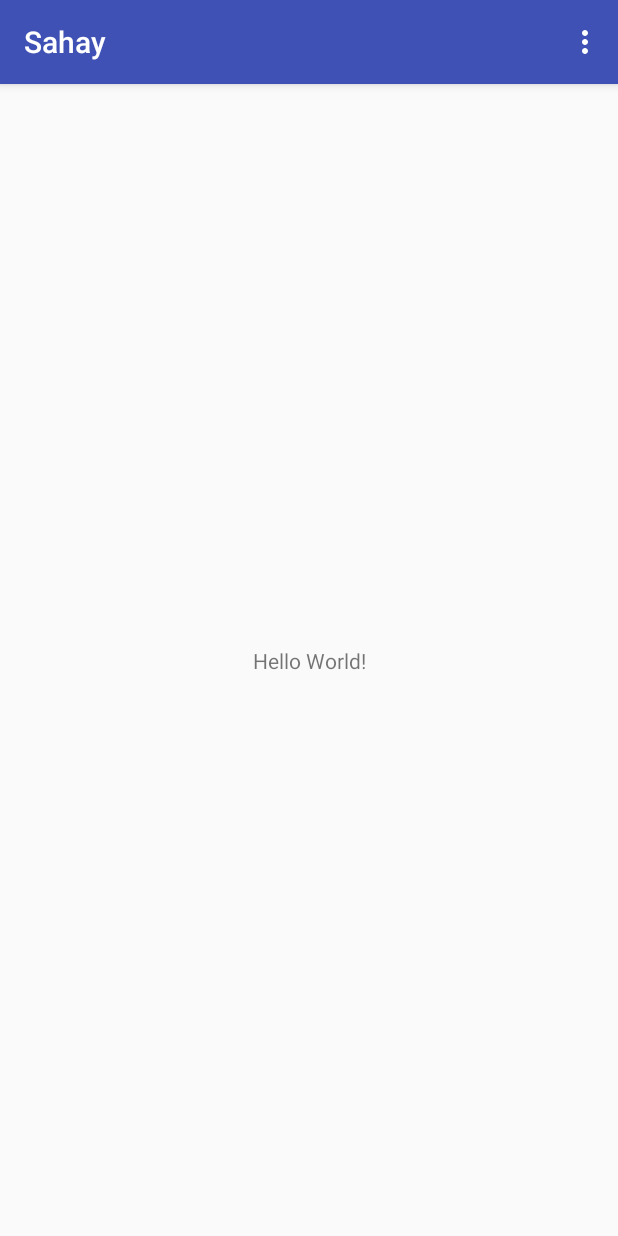
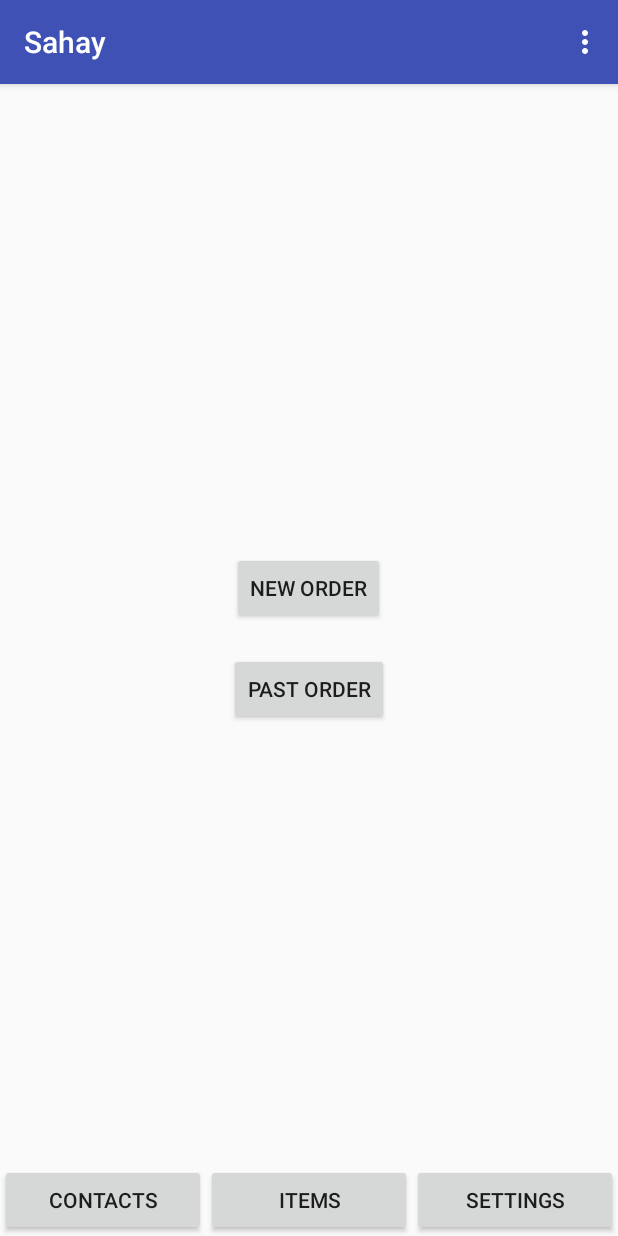
Before and after one commit to karthikcool93/Sahay-Android, an Android app: the screen it shows after launch (MainActivity), on a phone screen of 412 x 824 dp. Run offline under Robolectric (Android 15) with nearby library versions, the phone set to English and light mode, and no system bars; our stand-ins replace sdp/ssp sizes.

Commit message:
screens adding in progress

```diff
--- a/app/build.gradle
+++ b/app/build.gradle
@@ -27,5 +27,7 @@ dependencies {
     compile 'com.android.support:appcompat-v7:26.+'
     compile 'com.android.support.constraint:constraint-layout:1.0.2'
     compile 'com.android.support:design:26.+'
+    compile 'com.intuit.ssp:ssp-android:1.0.4'
+    compile 'com.intuit.sdp:sdp-android:1.0.4'
     testCompile 'junit:junit:4.12'
 }
--- /dev/null
+++ b/app/src/main/java/com/aark/apps/sahay/HomeScreenFragment.java
@@ -0,0 +1,22 @@
+package com.aark.apps.sahay;
+
+import android.os.Bundle;
+import android.support.v4.app.Fragment;
+import android.view.LayoutInflater;
+import android.view.View;
+import android.view.ViewGroup;
+
+/**
+ * A placeholder fragment containing a simple view.
+ */
+public class HomeScreenFragment extends Fragment {
+
+    public HomeScreenFragment() {
+    }
+
+    @Override
+    public View onCreateView(LayoutInflater inflater, ViewGroup container,
+                             Bundle savedInstanceState) {
+        return inflater.inflate(R.layout.home_screen_fragment, container, false);
+    }
+}
--- a/app/src/main/java/com/aark/apps/sahay/MainActivityFragment.java
+++ b/app/src/main/java/com/aark/apps/sahay/LoginFragment.java
@@ -9,14 +9,14 @@ import android.view.ViewGroup;
 /**
  * A placeholder fragment containing a simple view.
  */
-public class MainActivityFragment extends Fragment {
+public class LoginFragment extends Fragment {
 
-    public MainActivityFragment() {
+    public LoginFragment() {
     }
 
     @Override
     public View onCreateView(LayoutInflater inflater, ViewGroup container,
                              Bundle savedInstanceState) {
-        return inflater.inflate(R.layout.fragment_main, container, false);
+        return inflater.inflate(R.layout.login_fragment, container, false);
     }
 }
--- a/app/src/main/java/com/aark/apps/sahay/MainActivity.java
+++ b/app/src/main/java/com/aark/apps/sahay/MainActivity.java
@@ -1,15 +1,17 @@
 package com.aark.apps.sahay;
 
 import android.os.Bundle;
-import android.support.design.widget.FloatingActionButton;
-import android.support.design.widget.Snackbar;
+import android.support.v4.app.Fragment;
 import android.support.v7.app.AppCompatActivity;
 import android.support.v7.widget.Toolbar;
-import android.view.View;
 import android.view.Menu;
 import android.view.MenuItem;
 
+import com.aark.apps.sahay.utilities.SharedPreference;
+
 public class MainActivity extends AppCompatActivity {
+
+    SharedPreference sp;
 
     @Override
     protected void onCreate(Bundle savedInstanceState) {
@@ -18,14 +20,19 @@ public class MainActivity extends AppCompatActivity {
         Toolbar toolbar = (Toolbar) findViewById(R.id.toolbar);
         setSupportActionBar(toolbar);
 
-        FloatingActionButton fab = (FloatingActionButton) findViewById(R.id.fab);
-        fab.setOnClickListener(new View.OnClickListener() {
-            @Override
-            public void onClick(View view) {
-                Snackbar.make(view, "Replace with your own action", Snackbar.LENGTH_LONG)
-                        .setAction("Action", null).show();
-            }
-        });
+        sp = new SharedPreference(this);
+        sp.setAPI_KEY("sdaasd");
+        Fragment fragment;
+        if (sp.getAPI_KEY() == null) {
+            fragment = new LoginFragment();
+        } else {
+            fragment = new HomeScreenFragment();
+        }
+        getSupportFragmentManager()
+                .beginTransaction()
+                .add(R.id.fragment, fragment)
+                .addToBackStack(null)
+                .commit();
     }
 
     @Override
--- a/app/src/main/java/com/aark/apps/sahay/utilities/SharedPreference.java
+++ b/app/src/main/java/com/aark/apps/sahay/utilities/SharedPreference.java
@@ -13,9 +13,23 @@ public class SharedPreference {
     private SharedPreferences pref;
     private Context _context;
 
+    private final String API_KEY = "api_key";
+
     public SharedPreference(Context context) {
         this._context = context;
         int PRIVATE_MODE = 0;
-//        pref = context.getSharedPreferences(context.getString(R.string.shared_preference_name), PRIVATE_MODE);
+        pref = context.getSharedPreferences(context.getString(R.string.shared_preference_name), PRIVATE_MODE);
     }
+
+    public void setAPI_KEY(String key) {
+        SharedPreferences.Editor editor = pref.edit();
+        editor.putString(API_KEY, key);
+        editor.apply();
+    }
+
+    public String getAPI_KEY() {
+        return pref.getString(API_KEY, null);
+    }
+
+
 }
--- a/app/src/main/res/layout/activity_main.xml
+++ b/app/src/main/res/layout/activity_main.xml
@@ -7,6 +7,7 @@
     tools:context="com.aark.apps.sahay.MainActivity">
 
     <android.support.design.widget.AppBarLayout
+        android:id="@+id/topPanel"
         android:layout_width="match_parent"
         android:layout_height="wrap_content"
         android:theme="@style/AppTheme.AppBarOverlay">
@@ -20,6 +21,12 @@
 
     </android.support.design.widget.AppBarLayout>
 
-    <include layout="@layout/content_main" />
+    <FrameLayout xmlns:android="http://schemas.android.com/apk/res/android"
+        xmlns:app="http://schemas.android.com/apk/res-auto"
+        xmlns:tools="http://schemas.android.com/tools"
+        android:id="@+id/fragment"
+        android:layout_width="match_parent"
+        android:layout_height="match_parent"
+        app:layout_behavior="@string/appbar_scrolling_view_behavior" />
 
 </android.support.design.widget.CoordinatorLayout>
--- a/app/src/main/res/layout/content_main.xml
+++ b/app/src/main/res/layout/content_main.xml
@@ -2,8 +2,7 @@
     xmlns:app="http://schemas.android.com/apk/res-auto"
     xmlns:tools="http://schemas.android.com/tools"
     android:id="@+id/fragment"
-    android:name="com.aark.apps.sahay.MainActivityFragment"
+    android:name="com.aark.apps.sahay.LoginFragment"
     android:layout_width="match_parent"
     android:layout_height="match_parent"
-    app:layout_behavior="@string/appbar_scrolling_view_behavior"
-    tools:layout="@layout/fragment_main" />
+    tools:layout="@layout/login_fragment" />
--- a/app/src/main/res/layout/fragment_main.xml
+++ /dev/null
@@ -1,19 +0,0 @@
-<?xml version="1.0" encoding="utf-8"?>
-<android.support.constraint.ConstraintLayout xmlns:android="http://schemas.android.com/apk/res/android"
-    xmlns:app="http://schemas.android.com/apk/res-auto"
-    xmlns:tools="http://schemas.android.com/tools"
-    android:layout_width="match_parent"
-    android:layout_height="match_parent"
-    tools:context="com.aark.apps.sahay.MainActivityFragment"
-    tools:showIn="@layout/activity_main">
-
-    <TextView
-        android:layout_width="wrap_content"
-        android:layout_height="wrap_content"
-        android:text="Hello World!"
-        app:layout_constraintBottom_toBottomOf="parent"
-        app:layout_constraintLeft_toLeftOf="parent"
-        app:layout_constraintRight_toRightOf="parent"
-        app:layout_constraintTop_toTopOf="parent" />
-
-</android.support.constraint.ConstraintLayout>
--- /dev/null
+++ b/app/src/main/res/layout/home_screen_fragment.xml
@@ -0,0 +1,58 @@
+<?xml version="1.0" encoding="utf-8"?>
+<RelativeLayout xmlns:android="http://schemas.android.com/apk/res/android"
+    xmlns:tools="http://schemas.android.com/tools"
+    android:layout_width="match_parent"
+    android:layout_height="match_parent"
+    android:gravity="center_horizontal"
+    android:orientation="vertical"
+    tools:context="com.aark.apps.sahay.LoginFragment">
+
+    <LinearLayout
+        android:id="@+id/bottomPanel"
+        android:layout_width="match_parent"
+        android:layout_height="wrap_content"
+        android:layout_alignParentBottom="true">
+
+        <Button
+            android:layout_width="0dp"
+            android:layout_height="wrap_content"
+            android:layout_weight="1"
+            android:text="@string/contacts" />
+
+        <Button
+            android:layout_width="0dp"
+            android:layout_height="wrap_content"
+            android:layout_weight="1"
+            android:text="@string/items" />
+
+        <Button
+            android:layout_width="0dp"
+            android:layout_height="wrap_content"
+            android:layout_weight="1"
+            android:text="@string/action_settings" />
+
+    </LinearLayout>
+
+    <LinearLayout
+        android:layout_width="match_parent"
+        android:layout_height="match_parent"
+        android:layout_above="@id/bottomPanel"
+        android:gravity="center"
+        android:orientation="vertical">
+
+        <Button
+            android:id="@+id/new_order"
+            android:layout_width="wrap_content"
+            android:layout_height="wrap_content"
+            android:layout_margin="@dimen/_15sdp"
+            android:text="@string/new_order" />
+
+        <Button
+            android:id="@+id/past_order"
+            android:layout_width="wrap_content"
+            android:layout_height="wrap_content"
+            android:text="@string/past_order" />
+
+    </LinearLayout>
+
+</RelativeLayout>
--- a/app/src/main/res/values/strings.xml
+++ b/app/src/main/res/values/strings.xml
@@ -1,4 +1,12 @@
 <resources>
     <string name="app_name">Sahay</string>
     <string name="action_settings">Settings</string>
+    <string name="shared_preference_name">SahaySP</string>
+    <string name="username">Username</string>
+    <string name="password">Password</string>
+    <string name="contacts">Contacts</string>
+    <string name="past_order">Past Order</string>
+    <string name="new_order">New Order</string>
+    <string name="items">Items</string>
+
 </resources>
```
Also changed, not shown: app/src/main/java/com/aark/apps/sahay/FarmerContactsFragment.java (added, +22 -0 lines), app/src/main/res/layout/farmer_contacts_fragment.xml (added, +59 -0 lines), app/src/main/res/layout/login_fragment.xml (added, +40 -0 lines), 1 other file.
